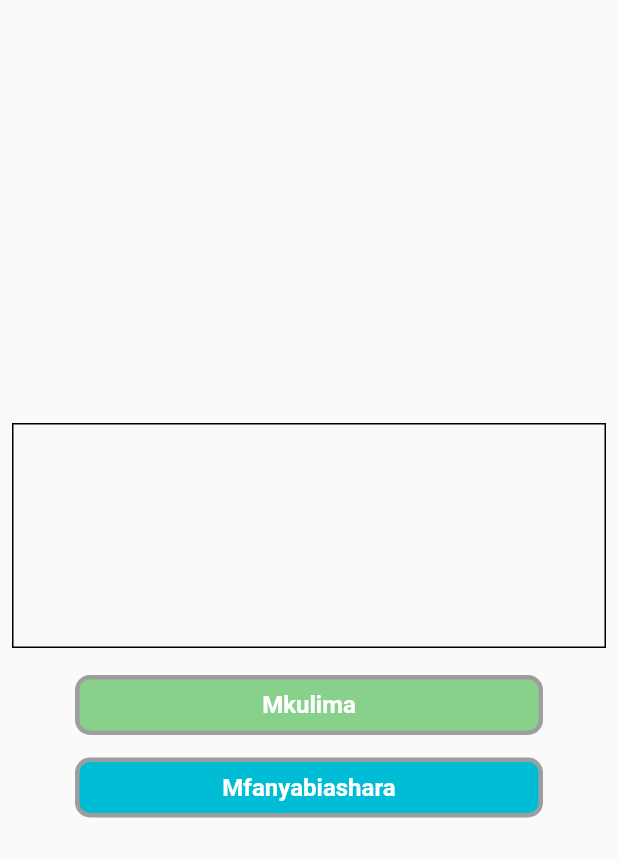
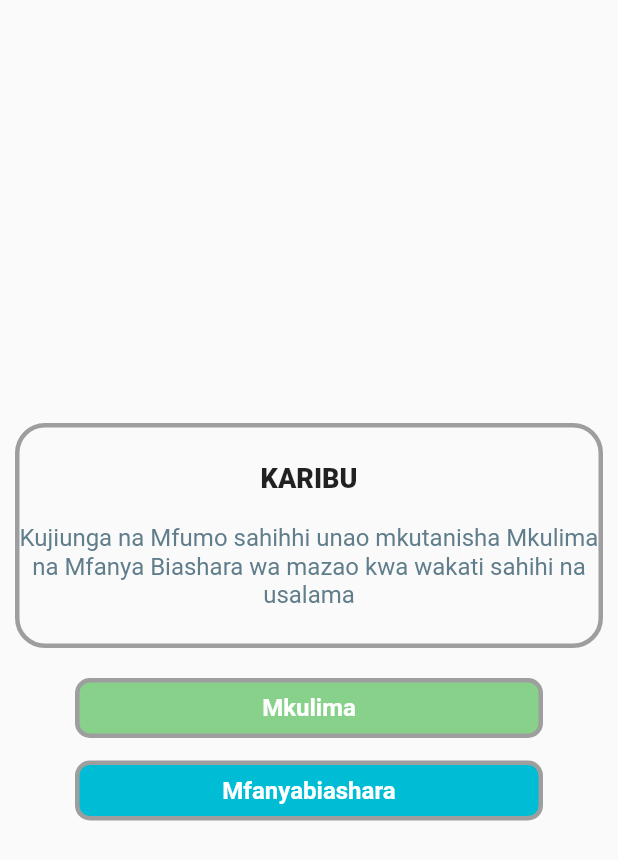
Before and after one commit to zuberypima/farmersoko, a Flutter app: the SelectAccountType screen opened directly, on a phone screen of 412 x 824 dp. Shown: the top 860 px of the screen. Run offline on Flutter 3.47's test engine with Material 2 defaults, Android fonts, the phone set to English and light mode, and no system bars.

Commit message:
update screens

```diff
--- a/lib/screens/authscreens/accounttypepage.dart
+++ b/lib/screens/authscreens/accounttypepage.dart
@@ -1,4 +1,5 @@
 // ignore_for_file: avoid_unnecessary_containers, prefer_const_constructors
+import 'package:farmsoko/screens/authscreens/registrationpage.dart';
 import 'package:farmsoko/utilities/constantscolors.dart';
 import 'package:flutter/material.dart';
 
@@ -12,18 +13,42 @@ class SelectAccountType extends StatelessWidget {
         mainAxisAlignment: MainAxisAlignment.center,
         children: [
           Padding(
-            padding: const EdgeInsets.all(8.0),
+            padding: const EdgeInsets.all(10.0),
             child: Container(
               height: 150,
               width: MediaQuery.of(context).size.width,
-              decoration: BoxDecoration(border: Border.all()),
+              decoration: BoxDecoration(
+                  border: Border.all(color: Colors.grey, width: 3),
+                  borderRadius: BorderRadius.circular(20)),
               child: Column(
-                children: [],
+                mainAxisAlignment: MainAxisAlignment.center,
+                // ignore: prefer_const_literals_to_create_immutables
+                children: [
+                  Text(
+                    'KARIBU',
+                    style: TextStyle(fontSize: 18, fontWeight: FontWeight.w800),
+                  ),
+                  SizedBox(
+                    height: 20,
+                  ),
+                  Text(
+                    textAlign: TextAlign.center,
+                    'Kujiunga na Mfumo sahihhi unao mkutanisha Mkulima na Mfanya Biashara wa mazao kwa wakati sahihi na usalama',
+                    style: TextStyle(
+                      fontSize: 16,
+                      color: Colors.blueGrey
+                    ),
+                  )
+                ],
               ),
             ),
           ),
           Padding(
             padding: const EdgeInsets.fromLTRB(50, 10, 50, 5),
+            child: InkWell(
+              onTap: () {
+                Navigator.of(context).push(MaterialPageRoute(builder: (context)=>RegistrationPage()));
+              },
               child: Container(
                 height: 40,
                 decoration: BoxDecoration(
@@ -38,6 +63,7 @@ class SelectAccountType extends StatelessWidget {
                       fontSize: 16,
                       color: Colors.white),
                 )),
+              ),
             ),
           ),
           Padding(
```
Also changed, not shown: 1 other file. Lines whose indentation alone changed are shown as unchanged.
